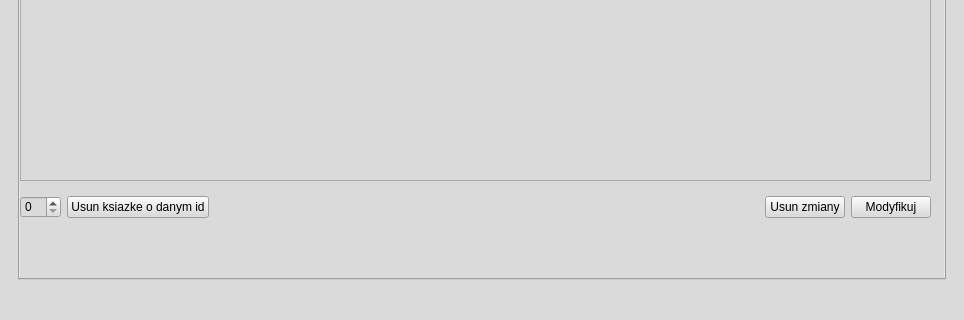
Before: the Qt Designer form QT_files/mainwindow.ui in Sebastian029/Projekt-Cpp-v.2, drawn with Qt 5; both pictures show x 0 to 964 and y 332 to 652 of the 964 by 652 pixel window.
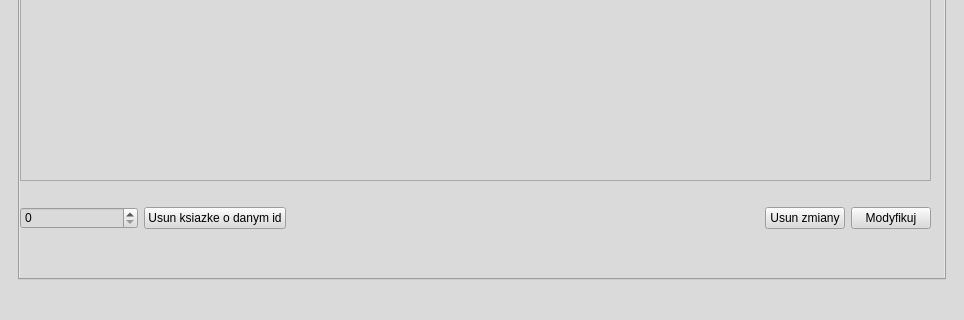
After: the same form once the commit is applied. The open tabs and pages were chosen to show the change. Icons and pictures are not drawn.

Commit message: Koniec v.2

What changed in the file:
```diff
--- a/QT_files/mainwindow.ui
+++ b/QT_files/mainwindow.ui
@@ -1424,49 +1424,62 @@
             <property name="geometry">
              <rect>
               <x>0</x>
-              <y>447</y>
+              <y>443</y>
               <width>911</width>
-              <height>41</height>
+              <height>51</height>
              </rect>
             </property>
             <layout class="QGridLayout" name="gridLayout_18">
-             <item row="0" column="1">
+             <item row="1" column="5">
+              <spacer name="horizontalSpacer_27">
+               <property name="orientation">
+                <enum>Qt::Horizontal</enum>
+               </property>
+               <property name="sizeHint" stdset="0">
+                <size>
+                 <width>40</width>
+                 <height>20</height>
+                </size>
+               </property>
+              </spacer>
+             </item>
+             <item row="1" column="3">
+              <spacer name="horizontalSpacer_25">
+               <property name="orientation">
+                <enum>Qt::Horizontal</enum>
+               </property>
+               <property name="sizeHint" stdset="0">
+                <size>
+                 <width>40</width>
+                 <height>20</height>
+                </size>
+               </property>
+              </spacer>
+             </item>
+             <item row="1" column="1">
               <widget class="QPushButton" name="pushButton_del_id">
                <property name="text">
                 <string>Usun ksiazke o danym id</string>
                </property>
               </widget>
              </item>
-             <item row="0" column="5">
-              <spacer name="horizontalSpacer_27">
-               <property name="orientation">
-                <enum>Qt::Horizontal</enum>
-               </property>
-               <property name="sizeHint" stdset="0">
-                <size>
-                 <width>40</width>
-                 <height>20</height>
-                </size>
-               </property>
-              </spacer>
-             </item>
-             <item row="0" column="4">
-              <spacer name="horizontalSpacer_23">
-               <property name="orientation">
-                <enum>Qt::Horizontal</enum>
-               </property>
-               <property name="sizeHint" stdset="0">
-                <size>
-                 <width>40</width>
-                 <height>20</height>
-                </size>
-               </property>
-              </spacer>
-             </item>
-             <item row="0" column="0">
+             <item row="1" column="0">
               <widget class="QSpinBox" name="spinBox_del_id"/>
              </item>
-             <item row="0" column="2">
+             <item row="0" column="0">
+              <spacer name="horizontalSpacer_29">
+               <property name="orientation">
+                <enum>Qt::Horizontal</enum>
+               </property>
+               <property name="sizeHint" stdset="0">
+                <size>
+                 <width>40</width>
+                 <height>20</height>
+                </size>
+               </property>
+              </spacer>
+             </item>
+             <item row="1" column="2">
               <spacer name="horizontalSpacer_26">
                <property name="orientation">
                 <enum>Qt::Horizontal</enum>
@@ -1479,33 +1492,33 @@
                </property>
               </spacer>
              </item>
-             <item row="0" column="3">
-              <spacer name="horizontalSpacer_25">
-               <property name="orientation">
-                <enum>Qt::Horizontal</enum>
-               </property>
-               <property name="sizeHint" stdset="0">
-                <size>
-                 <width>40</width>
-                 <height>20</height>
-                </size>
-               </property>
-              </spacer>
-             </item>
-             <item row="0" column="6">
+             <item row="1" column="6">
               <widget class="QPushButton" name="pushButton_usun_zmiany">
                <property name="text">
                 <string>Usun zmiany</string>
                </property>
               </widget>
              </item>
-             <item row="0" column="7">
+             <item row="1" column="7">
               <widget class="QPushButton" name="pushButton_modyfikuj">
                <property name="text">
                 <string>Modyfikuj</string>
                </property>
               </widget>
              </item>
+             <item row="1" column="4">
+              <spacer name="horizontalSpacer_23">
+               <property name="orientation">
+                <enum>Qt::Horizontal</enum>
+               </property>
+               <property name="sizeHint" stdset="0">
+                <size>
+                 <width>40</width>
+                 <height>20</height>
+                </size>
+               </property>
+              </spacer>
+             </item>
             </layout>
            </widget>
           </widget>
```
Left out of the diff: 6 changed lines with no effect on the pictures. The commit also changes 2 other files.
